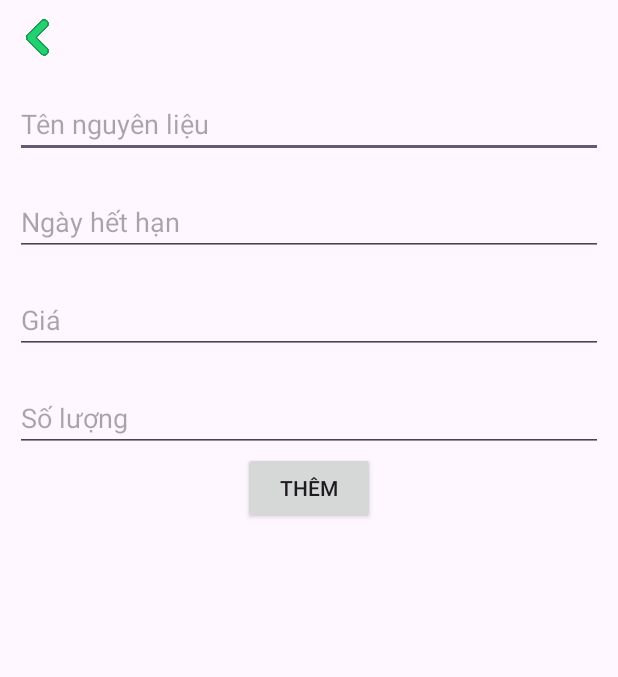
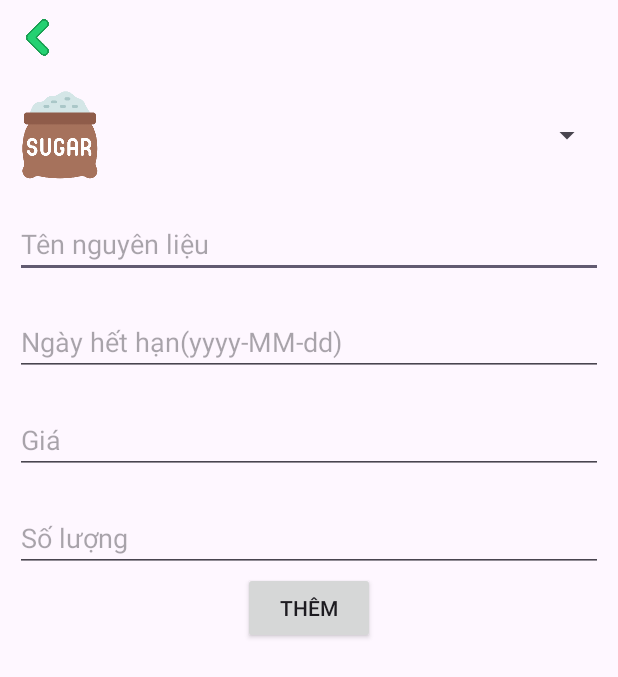
Before and after one commit to vanhnguyen204/PRO1121_DA1, an Android app: the fragment FragmentAddIngredient shown on its own in the app's theme, on a phone screen of 412 x 824 dp. Shown: the top 677 px of the screen. Run offline under Robolectric (Android 15) with nearby library versions, the phone set to English and light mode, and no system bars.

Commit message:
update-21/11

```diff
--- a/app/src/main/java/com/fpoly/pro1121_da1/Fragment/FragmentAddIngredient.java
+++ b/app/src/main/java/com/fpoly/pro1121_da1/Fragment/FragmentAddIngredient.java
@@ -9,14 +9,18 @@ import androidx.fragment.app.Fragment;
 import android.view.LayoutInflater;
 import android.view.View;
 import android.view.ViewGroup;
+import android.widget.AdapterView;
 import android.widget.Button;
 import android.widget.EditText;
 import android.widget.ImageView;
+import android.widget.Spinner;
 
+import com.fpoly.pro1121_da1.MainActivity;
 import com.fpoly.pro1121_da1.R;
 import com.fpoly.pro1121_da1.database.Dbhelper;
 import com.fpoly.pro1121_da1.database.IngredientDAO;
 import com.fpoly.pro1121_da1.model.Ingredient;
+import com.fpoly.pro1121_da1.spinner.SpinnerImageIngredient;
 
 import java.text.DateFormat;
 import java.text.SimpleDateFormat;
@@ -29,6 +33,10 @@ public class FragmentAddIngredient extends Fragment {
     Button btnConfirmAdd;
     String getName, getDateADD, getDateExpiry, getPrice, getQuantity;
     IngredientDAO ingredientDAO;
+    Spinner spinner;
+    SpinnerImageIngredient spinnerImageIngredient;
+    int getImage;
+
 
     @Override
     public View onCreateView(LayoutInflater inflater, ViewGroup container,
@@ -43,10 +51,32 @@ public class FragmentAddIngredient extends Fragment {
         ingredientDAO = new IngredientDAO(getContext(), new Dbhelper(getContext()));
         imgBack = view.findViewById(R.id.img_back_fragmentAddIngredient);
         edtAddName = view.findViewById(R.id.edt_addNameIngredient);
+        spinner = view.findViewById(R.id.spinner_image_fragmentAddIngredient);
         edtDateExpiry = view.findViewById(R.id.edt_addDateExpiry_fragmentIngredient);
         edtPrice = view.findViewById(R.id.edt_price_fragmentIngredient);
         edtQuantity = view.findViewById(R.id.edt_quantity_fragmentIngredient);
         btnConfirmAdd = view.findViewById(R.id.btn_add_fragmentIngredient);
+
+        int arrImage[] = new int[]{
+                R.mipmap.sugar,
+                R.mipmap.milk,
+                R.mipmap.matcha,
+                R.mipmap.coffee_beans
+        };
+
+        spinnerImageIngredient = new SpinnerImageIngredient(arrImage, getActivity());
+        spinner.setAdapter(spinnerImageIngredient);
+        spinner.setOnItemSelectedListener(new AdapterView.OnItemSelectedListener() {
+            @Override
+            public void onItemSelected(AdapterView<?> adapterView, View view, int i, long l) {
+                getImage = arrImage[i];
+            }
+
+            @Override
+            public void onNothingSelected(AdapterView<?> adapterView) {
+
+            }
+        });
         btnConfirmAdd.setOnClickListener(new View.OnClickListener() {
             @Override
             public void onClick(View view) {
@@ -60,11 +90,18 @@ public class FragmentAddIngredient extends Fragment {
                 getPrice = edtPrice.getText().toString().trim();
                 getQuantity = edtQuantity.getText().toString().trim();
 
-                if (ingredientDAO.insertIngredient(new Ingredient(addIngredientID, getName, getDateADD, getDateExpiry, Integer.parseInt(getPrice), Double.parseDouble(getQuantity)), "Thêm nguyên liệu thành công", "Thêm nguyên liệu thất bại")){
+                if (ingredientDAO.insertIngredient(new Ingredient(addIngredientID, getName, getDateADD, getDateExpiry, Integer.parseInt(getPrice), Double.parseDouble(getQuantity), getImage), "Thêm nguyên liệu thành công", "Thêm nguyên liệu thất bại")){
                     clearEditText();
                 }
 
 
+            }
+        });
+
+        imgBack.setOnClickListener(new View.OnClickListener() {
+            @Override
+            public void onClick(View view) {
+                ((MainActivity)getActivity()).reloadFragment(new FragmentIngredient());
             }
         });
     }
--- a/app/src/main/java/com/fpoly/pro1121_da1/Fragment/FragmentUserDetail.java
+++ b/app/src/main/java/com/fpoly/pro1121_da1/Fragment/FragmentUserDetail.java
@@ -15,6 +15,7 @@ import android.widget.EditText;
 
 import com.fpoly.pro1121_da1.Adapter.UserAdapter;
 import com.fpoly.pro1121_da1.R;
+import com.fpoly.pro1121_da1.database.Dbhelper;
 import com.fpoly.pro1121_da1.database.UserDAO;
 import com.fpoly.pro1121_da1.model.User;
 
@@ -40,7 +41,7 @@ public class FragmentUserDetail extends Fragment {
     @Override
     public void onViewCreated(@NonNull View view, @Nullable Bundle savedInstanceState) {
         super.onViewCreated(view, savedInstanceState);
-
+userDAO = new UserDAO(getContext(), new Dbhelper(getContext()));
         edt_search_User = view.findViewById(R.id.edt_search_User);
         rcv = view.findViewById(R.id.rcv_user);
 
--- a/app/src/main/java/com/fpoly/pro1121_da1/database/Dbhelper.java
+++ b/app/src/main/java/com/fpoly/pro1121_da1/database/Dbhelper.java
@@ -21,7 +21,7 @@ public class Dbhelper extends SQLiteOpenHelper {
     String createInvoice
             = "CREATE TABLE Invoice(invoice_id INTEGER PRIMARY KEY AUTOINCREMENT, user_id REFERENCES User(user_id), customer_id REFERENCES Customer(customer_id), total_bill INTEGER, date_created DATE)";
     String createIngredient
-            = "CREATE TABLE Ingredient(ingredient_id TEXT PRIMARY KEY,name TEXT, date_added DATE, date_expiry DATE, price INTEGER, quantity REAL)";
+            = "CREATE TABLE Ingredient(ingredient_id TEXT PRIMARY KEY,name TEXT, date_added DATE, date_expiry DATE, price INTEGER, quantity REAL, image BLOB)";
     String createVoucher
             = "CREATE TABLE Voucher(voucher_id INTEGER PRIMARY KEY, price_reduce INTEGER, date_expiry DATE)";
     String createDrink
@@ -39,7 +39,7 @@ public class Dbhelper extends SQLiteOpenHelper {
     String insertAdmin = "INSERT INTO User VALUES('033204003937', 1, 'admin', 'admin', 'Nguyễn Việt Anh', '28/08/2004', 'Hưng Yên','admin' )";
 String insertDrink =
         "INSERT INTO Drink VALUES(1, 1, 1, 'Trà sữa', 'Pha chế', '18/11/2023', '18/11/2025', 50000, 1),(2, 1, 1, 'Trà sữa', 'Pha chế', '18/11/2023', '18/11/2025', 50000, 1)";
-String insertIngredient = "INSERT INTO Ingredient VALUES(1,'Matcha','10/12/2022','12/12/2023',10000, 10.0)";
+
     @Override
     public void onCreate(SQLiteDatabase db) {
         db.execSQL(createCalendarWork);
--- /dev/null
+++ b/app/src/main/java/com/fpoly/pro1121_da1/spinner/SpinnerImageIngredient.java
@@ -0,0 +1,44 @@
+package com.fpoly.pro1121_da1.spinner;
+
+import android.app.Activity;
+import android.view.LayoutInflater;
+import android.view.View;
+import android.view.ViewGroup;
+import android.widget.BaseAdapter;
+import android.widget.ImageView;
+
+import com.fpoly.pro1121_da1.R;
+
+public class SpinnerImageIngredient extends BaseAdapter {
+    int arrayImage[];
+    Activity activity;
+
+    public SpinnerImageIngredient(int[] arrayImage, Activity activity) {
+        this.arrayImage = arrayImage;
+        this.activity = activity;
+    }
+
+    @Override
+    public int getCount() {
+        return arrayImage.length;
+    }
+
+    @Override
+    public Object getItem(int i) {
+        return arrayImage[i];
+    }
+
+    @Override
+    public long getItemId(int i) {
+        return 0;
+    }
+
+    @Override
+    public View getView(int i, View view, ViewGroup viewGroup) {
+        LayoutInflater inflater = activity.getLayoutInflater();
+        view =inflater.inflate(R.layout.spinner_image_ingredient, viewGroup, false);
+        ImageView img = view.findViewById(R.id.img_spinner_ingredient);
+        img.setImageResource(arrayImage[i]);
+        return view;
+    }
+}
--- a/app/src/main/res/layout/fragment_add_ingredient.xml
+++ b/app/src/main/res/layout/fragment_add_ingredient.xml
@@ -11,12 +11,18 @@
         android:layout_width="30dp"
         android:layout_height="30dp"
         android:src="@mipmap/arrow_left" />
-
+<Spinner
+    android:layout_width="match_parent"
+    android:layout_marginTop="20dp"
+    android:layout_below="@+id/img_back_fragmentAddIngredient"
+    android:layout_height="wrap_content"
+    android:id="@+id/spinner_image_fragmentAddIngredient"
+    />
     <EditText
         android:id="@+id/edt_addNameIngredient"
         android:layout_width="match_parent"
         android:layout_height="wrap_content"
-        android:layout_below="@+id/img_back_fragmentAddIngredient"
+        android:layout_below="@+id/spinner_image_fragmentAddIngredient"
         android:layout_marginTop="20dp"
         android:hint="Tên nguyên liệu" />
 
@@ -27,7 +33,7 @@
         android:layout_height="wrap_content"
         android:layout_marginTop="20dp"
         android:layout_below="@+id/edt_addNameIngredient"
-        android:hint="Ngày hết hạn" />
+        android:hint="Ngày hết hạn(yyyy-MM-dd)" />
 
     <EditText
         android:id="@+id/edt_price_fragmentIngredient"
--- a/app/src/main/res/layout/fragment_home.xml
+++ b/app/src/main/res/layout/fragment_home.xml
@@ -180,8 +180,8 @@
                 android:layout_marginTop="10dp"
                 android:layout_marginEnd="10dp"
                 android:layout_marginBottom="10dp"
-                android:layout_toRightOf="@+id/manage_drink"
-                android:background="@drawable/custom_ingrdient_fragmenthome"
+                android:layout_toEndOf="@+id/manage_drink"
+                android:background="@drawable/custom_ingredient_fragmenthome"
                 android:gravity="center"
                 android:orientation="vertical">
 
--- a/app/src/main/res/layout/item_recyclerview_ingredient.xml
+++ b/app/src/main/res/layout/item_recyclerview_ingredient.xml
@@ -12,8 +12,8 @@
         android:layout_height="wrap_content">
 
         <ImageView
-            android:layout_width="100dp"
-            android:layout_height="100dp"
+            android:layout_width="70dp"
+            android:layout_height="70dp"
             android:id="@+id/img_ingredient"
             android:src="@mipmap/matcha"
             android:layout_marginEnd="10dp"
--- /dev/null
+++ b/app/src/main/res/layout/spinner_image_ingredient.xml
@@ -0,0 +1,11 @@
+<?xml version="1.0" encoding="utf-8"?>
+<LinearLayout xmlns:android="http://schemas.android.com/apk/res/android"
+    android:layout_width="match_parent"
+    android:layout_height="match_parent">
+<ImageView
+    android:layout_width="60dp"
+    android:layout_height="60dp"
+    android:src="@mipmap/milk"
+    android:id="@+id/img_spinner_ingredient"
+    />
+</LinearLayout>
```
Also changed, not shown: app/src/main/java/com/fpoly/pro1121_da1/Adapter/IngredientAdapter.java (+13 -2 lines), app/src/main/java/com/fpoly/pro1121_da1/Adapter/UserAdapter.java (+5 -5 lines), app/src/main/java/com/fpoly/pro1121_da1/Fragment/FragmentIngredient.java (+7 -1 lines), app/src/main/java/com/fpoly/pro1121_da1/Fragment/FragmentIngredientDetail.java (added, +63 -0 lines), app/src/main/java/com/fpoly/pro1121_da1/database/IngredientDAO.java (+16 -11 lines), app/src/main/java/com/fpoly/pro1121_da1/database/UserDAO.java (+6 -6 lines), app/src/main/java/com/fpoly/pro1121_da1/model/Ingredient.java (+11 -1 lines), app/src/main/res/layout/fragment_ingredient_detail.xml (added, +94 -0 lines), app/src/main/res/drawable/custom_ingredient_fragmenthome.xml (renamed from app/src/main/res/drawable/custom_ingrdient_fragmenthome.xml).
